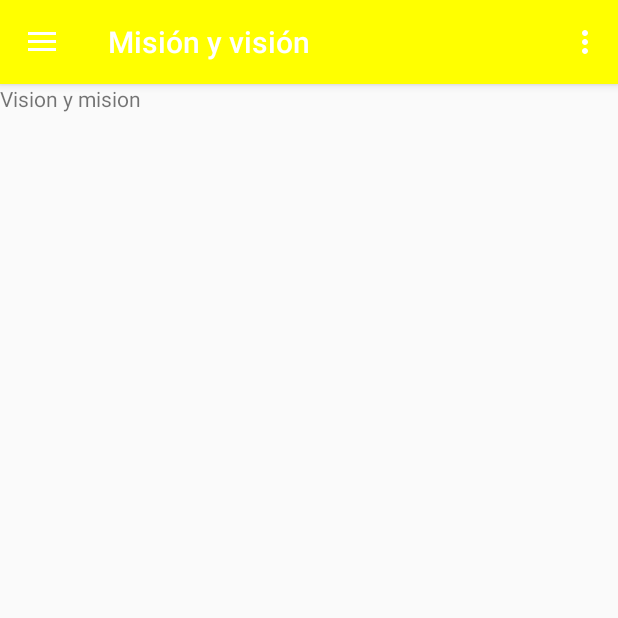
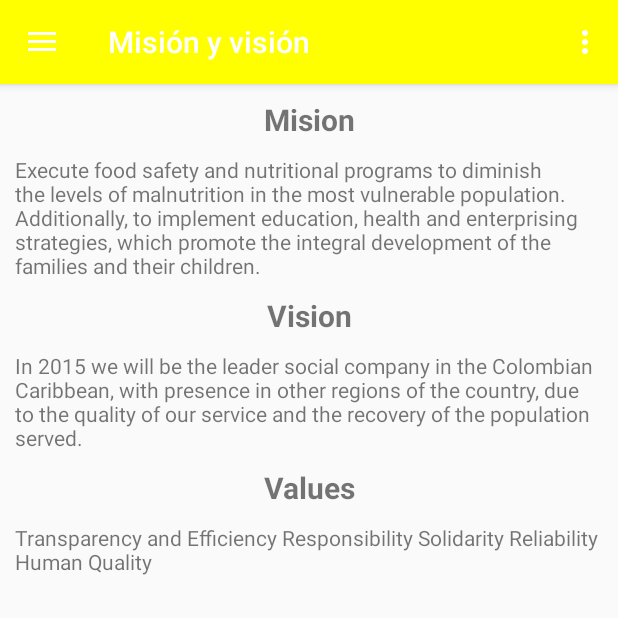
Before and after one commit to carlostrianag/nu3Android, an Android app: the screen it shows after launch (MainActivity), in the side drawer, after a tap on "Misión y visión", on a phone screen of 412 x 824 dp, the top half of it. Run offline under Robolectric (Android 15) with nearby library versions, the phone set to English and light mode, and no system bars.

Commit message:
Minor changes

```diff
--- a/nu3/app/src/main/res/layout/fragment_vision.xml
+++ b/nu3/app/src/main/res/layout/fragment_vision.xml
@@ -4,10 +4,54 @@
     android:layout_height="match_parent"
     tools:context=".views.VisionFragment">
 
-    <!-- TODO: Update blank fragment layout -->
-    <TextView
+    <LinearLayout
         android:layout_width="match_parent"
         android:layout_height="match_parent"
-        android:text="Vision y mision" />
+        android:orientation="vertical"
+        android:paddingLeft="10dp"
+        android:paddingRight="10dp">
+        <TextView
+            android:layout_width="match_parent"
+            android:layout_height="wrap_content"
+            android:textSize="20dp"
+            android:textAlignment="center"
+            android:textStyle="bold"
+            android:text="@string/mision_title"
+            android:padding="10dp"/>
+
+        <TextView
+            android:layout_width="match_parent"
+            android:layout_height="wrap_content"
+            android:text="@string/mision" />
+
+        <TextView
+            android:layout_width="match_parent"
+            android:layout_height="wrap_content"
+            android:textSize="20dp"
+            android:textAlignment="center"
+            android:textStyle="bold"
+            android:text="@string/vision_title"
+            android:padding="10dp"/>
+
+        <TextView
+            android:layout_width="match_parent"
+            android:layout_height="wrap_content"
+            android:text="@string/vision" />
+
+        <TextView
+            android:layout_width="match_parent"
+            android:layout_height="wrap_content"
+            android:textSize="20dp"
+            android:textAlignment="center"
+            android:textStyle="bold"
+            android:text="@string/value_title"
+            android:padding="10dp"/>
+
+        <TextView
+            android:layout_width="match_parent"
+            android:layout_height="wrap_content"
+            android:text="@string/values" />
+    </LinearLayout>
+
 
 </FrameLayout>
--- a/nu3/app/src/main/res/values/strings.xml
+++ b/nu3/app/src/main/res/values/strings.xml
@@ -5,8 +5,33 @@
     <string name="navigation_drawer_close">Close navigation drawer</string>
 
     <string name="action_settings">Settings</string>
+
+    <string name="mision_title">
+        Mision
+    </string>
+
+    <string name="vision_title">
+        Vision
+    </string>
+
+    <string name="value_title">
+        Values
+    </string>
+
     <string name="mision">
-        We are a non-profit organization that works to eradicate malnutrition and to support the integral development of the whole family in order to contribute to the decrease of the poverty cycle. Nu3 Foundation implements an innovating model that combines programs in Food Safety and Nutrition, Education, Health and Income Generation. We extend our actions to the Departments of Atlántico, Magdalena, Bolívar and Chocó.
+        Execute food safety and nutritional programs to diminish the levels of malnutrition in the most vulnerable population. Additionally, to implement education, health and enterprising strategies, which promote the integral development of the families and their children.
+    </string>
+
+    <string name="vision">
+        In 2015 we will be the leader social company in the Colombian Caribbean, with presence in other regions of the country, due to the quality of our service and the recovery of the population served.
+    </string>
+
+    <string name="values">
+        Transparency and Efficiency
+        Responsibility
+        Solidarity
+        Reliability
+        Human Quality
     </string>
 
     <!-- TODO: Remove or change this placeholder text -->
```
